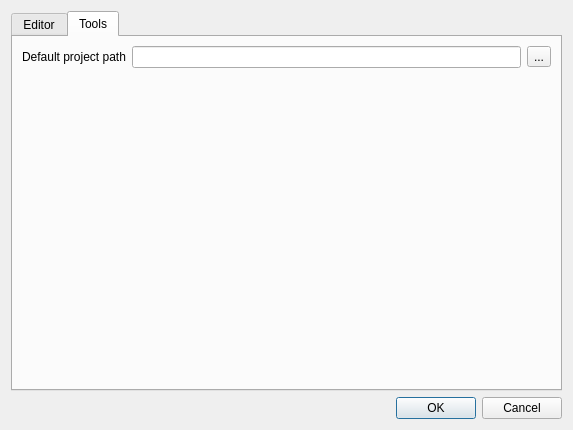
This is configdialog.ui in martinribelotta/embedded-ide as Qt 5 draws it before an edit. The edited form follows.
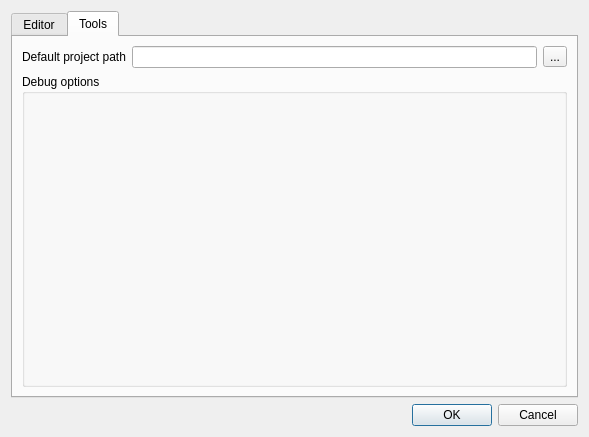
This is the edited form. The open tabs and pages were chosen to show the change.

Diff of the .ui file:
```diff
--- a/configdialog.ui
+++ b/configdialog.ui
@@ -6,8 +6,8 @@
    <rect>
     <x>0</x>
     <y>0</y>
-    <width>573</width>
-    <height>430</height>
+    <width>589</width>
+    <height>437</height>
    </rect>
   </property>
   <property name="windowTitle">
@@ -158,17 +158,11 @@
         <widget class="QLineEdit" name="projectPath"/>
        </item>
        <item row="1" column="0" colspan="3">
-        <spacer name="verticalSpacer">
-         <property name="orientation">
-          <enum>Qt::Vertical</enum>
+        <widget class="QGroupBox" name="groupBox">
+         <property name="title">
+          <string>Debug options</string>
          </property>
-         <property name="sizeHint" stdset="0">
-          <size>
-           <width>20</width>
-           <height>40</height>
-          </size>
-         </property>
-        </spacer>
+        </widget>
        </item>
       </layout>
      </widget>
```
Left out of the diff: 2 changed lines with no effect on the pictures.
